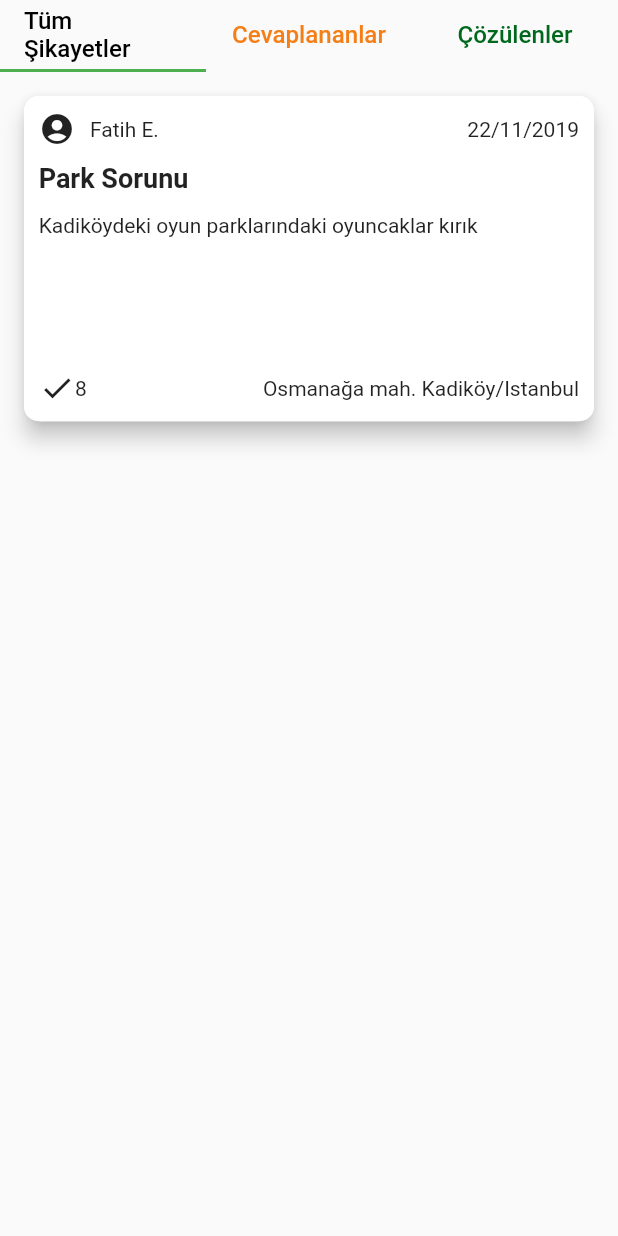
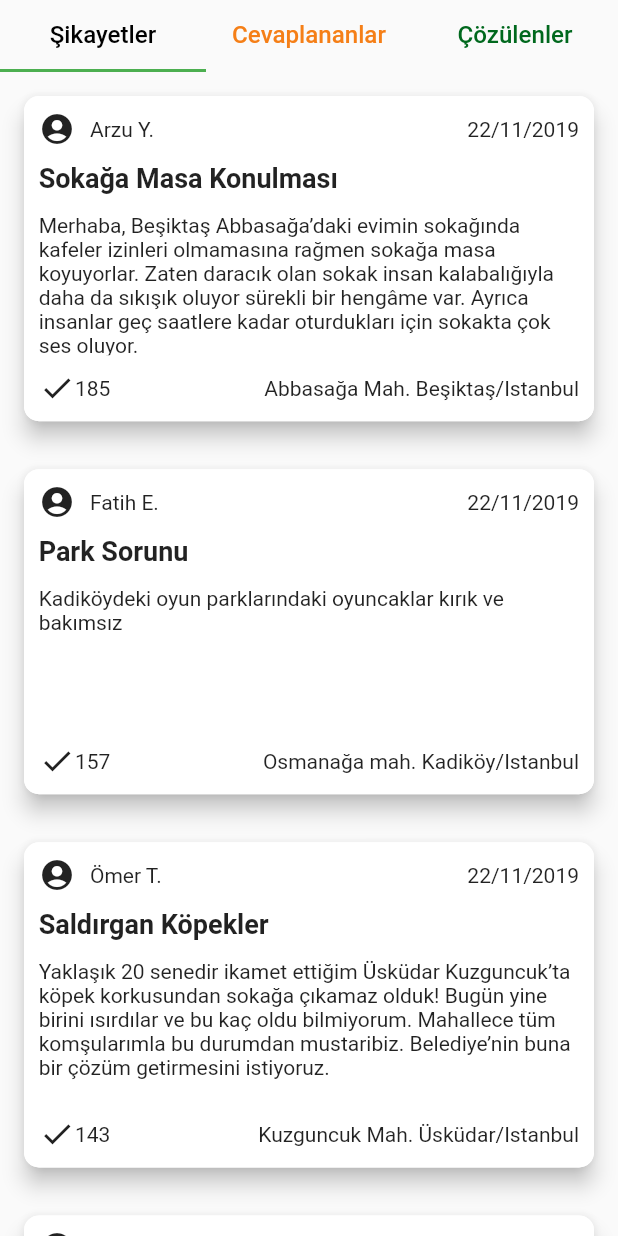
Before and after one commit to ahmetakil/destek_ver, a Flutter app: the ComplainScreen screen opened directly, on a phone screen of 412 x 824 dp. Run offline on Flutter 3.47's test engine with Material 2 defaults, Android fonts, the phone set to English and light mode, and no system bars; our stand-ins replace cached_network_image, curved_navigation_bar, firebase_storage, geolocator, get_it, google_maps_flutter and 3 more; accounts and stored records are empty; statements that could not run were skipped.

Commit message:
Belediye cevapları ile son

```diff
--- a/lib/provider/complains_provider.dart
+++ b/lib/provider/complains_provider.dart
@@ -6,17 +6,46 @@ import 'package:google_maps_flutter/google_maps_flutter.dart';
 class ComplainsProvider with ChangeNotifier {
   List<Complain> _complains = [
     Complain(
+      username: 'Arzu Y.',
+      complainTopic: 'Sokağa Masa Konulması',
+      complain:
+          'Merhaba, Beşiktaş Abbasağa’daki evimin sokağında kafeler izinleri olmamasına rağmen sokağa masa koyuyorlar. Zaten daracık olan sokak insan kalabalığıyla daha da sıkışık oluyor sürekli bir hengâme var. Ayrıca insanlar geç saatlere kadar oturdukları için sokakta çok ses oluyor.',
+      location: LatLng(41.049802, 29.004121),
+      fullAddress:
+          " Cihannüma, Dört Yüzlü Çeşme Sk., 34353 Beşiktaş/İstanbul, Türkiye",
+      shortAddress: "Abbasağa Mah. Beşiktaş/Istanbul",
+      dateTime: DateTime.now(),
+      imageUrl:
+          "https://pbs.twimg.com/media/DebikThX4AACAeL?format=jpg&name=4096x4096",
+      upVote: 185,
+    ),
+    Complain(
+      username: 'Hasan K.',
+      complainTopic: 'Yanıp Sönen Işıklar',
+      complain:
+          ' Herkese iyi günler, Her gün işe giderken geçtiğim Beylikdüzü Cumhuriyet Caddesi’ndeki kavşakta yanıp sönen ışıklar büyük tehlike yaratıyor. Hem insanlar orada çok vakit kaybediyor hem de birçok kazaya sebebiyet veriyor. Buradaki ışıklara bir düzenleme gelmesini talep ediyorum.',
+      location: LatLng(41.007438, 28.641108),
+      fullAddress:
+          " Cumhuriyet, Şht. Raif Esmertaş Sk. 10 C, 34520 Beylikdüzü Osb/Beylikdüzü/İstanbul, Türkiye",
+      shortAddress: "Cumhuriyet Mah. Beylikdüzü/Istanbul",
+      dateTime: DateTime.now(),
+      imageUrl:
+          "https://i.sozcu.com.tr/wp-content/uploads/2018/02/iecrop/kaza-487_16_9_1519715016.jpg",
+      upVote: 168,
+      replied: true,
+    ),
+    Complain(
       username: 'Fatih E.',
       complainTopic: 'Park Sorunu',
-      complain: 'Kadiköydeki oyun parklarındaki oyuncaklar kırık',
+      complain: 'Kadiköydeki oyun parklarındaki oyuncaklar kırık ve bakımsız',
       location: LatLng(40.990307, 29.0298),
       fullAddress:
           "Kadıköy Bull Statue, Osmanağa, Söğütlü Çeşme Caddesi, Kadıköy/İstanbul",
       shortAddress: "Osmanağa mah. Kadiköy/Istanbul",
       dateTime: DateTime.now(),
       imageUrl:
-          "https://firebasestorage.googleapis.com/v0/b/destekver-e1da1.appspot.com/o/complain-photos%2Fscaled_image_picker2194902650483126746.jpg%7D?alt=media&token=6c249535-7ef9-482f-b1b3-c3630da6bf62",
-      upVote: 8,
+          "https://www.haberankara.com/images/haberler/2016/09/ankara-ya-yakismiyor-cocuk-parki-demeye-bin-sahit.jpg",
+      upVote: 157,
     ),
     Complain(
       username: 'Ahmet A.',
@@ -28,7 +57,44 @@ class ComplainsProvider with ChangeNotifier {
       shortAddress: "Osmanağa mah. Kadiköy/Istanbul",
       dateTime: DateTime.now(),
       replied: true,
-      upVote: 7,
+      upVote: 152,
+    ),
+    Complain(
+      username: 'Selinay P.',
+      complainTopic: 'Asfalt Sorunu',
+      complain:
+          ' Pınar Mahallesi’nden çevreyoluna çıkan yolun asfaltı ne zaman yenilenecek acaba? Ben bu kadar kullanılıp da bu kadar bozuk olan başka bir yol daha görmedim…',
+      location: LatLng(1, 1),
+      fullAddress: "Pınar, Çamlıbel Cd. 39/C, 34460 Sarıyer/İstanbul, Türkiye",
+      shortAddress: "Pınar Mah. Sariyer/Istanbul",
+      dateTime: DateTime.now(),
+      replied: true,
+      upVote: 146,
+    ),
+    Complain(
+      username: 'Ömer T.',
+      complainTopic: 'Saldırgan Köpekler',
+      complain:
+          'Yaklaşık 20 senedir ikamet ettiğim Üsküdar Kuzguncuk’ta köpek korkusundan sokağa çıkamaz olduk! Bugün yine birini ısırdılar ve bu kaç oldu bilmiyorum. Mahallece tüm komşularımla bu durumdan mustaribiz. Belediye’nin buna bir çözüm getirmesini istiyoruz.',
+      location: LatLng(1, 1),
+      fullAddress:
+          " Kuzguncuk, Meşruta Sk. No:1, 34674 Üsküdar/İstanbul, Türkiye",
+      shortAddress: "Kuzguncuk Mah. Üsküdar/Istanbul",
+      dateTime: DateTime.now(),
+      upVote: 143,
+    ),
+    Complain(
+      username: 'Muhammet Ali K.',
+      complainTopic: 'Yanlış Otobüs Saatleri',
+      complain:
+      ' Herkese merhaba Bugün Levent otobüs duraklarında beklerken ekranın otobüs numara ve saatlerini çok yanlış gösterdiğini fark ettim. Burası çok kullanılan bir durak ve yabancılar da çok. Bence insanlar daha fazla yanlış yönlendirilmeden düzeltilmesi gerekiyor.',
+      location: LatLng(1, 1),
+      fullAddress: "Levent, Levent Cd., 34330 Beşiktaş/İstanbul, Türkiye ",
+      shortAddress: "Levent Mah. Beşiktaş/Istanbul",
+      dateTime: DateTime.now(),
+      replied: true,
+      solved: true,
+      upVote: 139,
     ),
     Complain(
         username: 'Fatih E.',
@@ -41,7 +107,44 @@ class ComplainsProvider with ChangeNotifier {
         dateTime: DateTime.now(),
         replied: true,
         solved: true,
-        upVote: 2),
+        upVote: 133),
+    Complain(
+      username: 'Enes Z.',
+      complainTopic: 'Kanalizasyon Kokusu',
+      complain:
+          'Buradan Ümraniye Belediyesi’ne sesleniyorum kokudan öleceğiz artık!!! 2 hafta önce patlayan kanalizasyon borusundan iğrenç bir koku geliyor ve artık buramıza kadar geldi. Her yeri aradık ama 2 haftadır hiç kimseyi göndermediler. Çakmak’tayız acil dönüş bekliyoruz!',
+      location: LatLng(41.016099, 29.127563),
+      fullAddress: "Çakmak, Varan Cad. No:2, 34774 Ümraniye/İstanbul, Türkiye",
+      shortAddress: "Çakmak Mah. Ümraniye/Istanbul",
+      dateTime: DateTime.now(),
+      upVote: 111,
+    ),
+    Complain(
+      username: 'Şule D.',
+      complainTopic: 'Kaba Personeller',
+      complain:
+          ' Merhaba,Geçen gün bir evrak işi için Büyükşehir Belediyesi’ne gittim. Temizlik personelinize bir birimin yerini sordum diye az daha dayak yiyecektim! Ayrıca girişteki yönlendirmeler bence hiç yeterli değil. Bu duruma bir çözüm bulabilirseniz sevinirim.',
+      location: LatLng(41.014100, 28.955254),
+      fullAddress:
+          "Kemal Paşa, 15 Temmuz Şehitleri Cd No:5 D:5, 34134 Fatih/İstanbul, Türkiye",
+      shortAddress: "15 Temmuz Şehitleri Cd. Fatih/Istanbul",
+      dateTime: DateTime.now(),
+      upVote: 97,
+    ),
+    Complain(
+      username: 'Berk Ş.',
+      complainTopic: 'Israrcı Çiçekçiler',
+      complain:
+          'Merhaba,Kız arkadaşımla ne zaman Kadıköy’de dolaşmak istesek çiçek satıcıları peşimizi bırakmıyor. Artık rahatsızlık seviyesine geldi bu iş bizi takip edip taciz ediyorlar resmen. Almak istemiyoruz lafından anlamıyorlar. Zabıtanın daha aktif çalışmasını talep ediyorum.',
+      location: LatLng(40.980297, 29.027683),
+      fullAddress:
+          "Caferağa, Küçük Moda Sokak No:21, 34710 Kadıköy/İstanbul, Türkiye",
+      shortAddress: "Caferağa Mah. Kadıköy/Istanbul",
+      dateTime: DateTime.now(),
+      replied: true,
+      solved: true,
+      upVote: 91,
+    ),
   ];
 
   void addNewComplain({
@@ -68,18 +171,20 @@ class ComplainsProvider with ChangeNotifier {
   }
 
   List<Complain> get allComplains {
-    return [..._complains];
+    List<Complain> complains = [..._complains];
+    complains.sort( (a,b) => b.upVote.compareTo(a.upVote));
+     return complains;
   }
 
   List<Complain> get unresolvedComplains {
-    return _complains.where((comp) => !comp.solved && !comp.replied).toList();
+    return allComplains.where((comp) => !comp.solved && !comp.replied).toList();
   }
 
   List<Complain> get solvedComplains {
-    return _complains.where((comp) => comp.solved).toList();
+    return allComplains.where((comp) => comp.solved).toList();
   }
 
   List<Complain> get repliedComplains {
-    return _complains.where((comp) => comp.replied && !comp.solved).toList();
+    return allComplains.where((comp) => comp.replied && !comp.solved).toList();
   }
 }
--- a/lib/screens/complain_screen.dart
+++ b/lib/screens/complain_screen.dart
@@ -49,7 +49,7 @@ class ComplainScreen extends StatelessWidget {
           tabs: <Widget>[
             Tab(
               child: Text(
-                "Tüm Şikayetler",
+                "Şikayetler",
                 style: TextStyle(
                   color: Colors.black,
                   fontSize: screenSize(12.5, context),
--- a/lib/screens/profile_screen.dart
+++ b/lib/screens/profile_screen.dart
@@ -102,7 +102,7 @@ class ProfileScreen extends StatelessWidget {
               tabs: <Widget>[
                 Tab(
                   child: Text(
-                    "Tüm Şikayetler",
+                    "Şikayetler",
                     style: TextStyle(
                       color: Colors.black,
                       fontSize: screenSize(12.5, context),
@@ -119,7 +119,7 @@ class ProfileScreen extends StatelessWidget {
                 )),
                 Tab(
                   child: Text(
-                    "Çözülenler",
+                    "Çözümlenenler",
                     style: TextStyle(
                       color: Color(0xff00681D),
                       fontSize: screenSize(12.5, context),
--- a/lib/widget/complain_detail_screen_item.dart
+++ b/lib/widget/complain_detail_screen_item.dart
@@ -3,6 +3,7 @@ import 'package:flutter/material.dart';
 import 'package:intl/intl.dart';
 
 import '../models/complain.dart';
+import '../screens/profile_screen.dart';
 
 class ComplainDetailScreenItem extends StatefulWidget {
   final Complain comp;
@@ -76,7 +77,8 @@ class _ComplainDetailScreenItemState extends State<ComplainDetailScreenItem> {
             ],
           ),
         ),
-        SingleChildScrollView(
+        Expanded(
+          child: SingleChildScrollView(
             child: Container(
               width: double.infinity,
               child: Column(
@@ -104,11 +106,42 @@ class _ComplainDetailScreenItemState extends State<ComplainDetailScreenItem> {
                         fit: BoxFit.cover,
                       ),
                     ),
+                  if (widget.comp.replied)
+                    Container(
+                      padding: EdgeInsets.all(6),
+                      alignment: Alignment.centerLeft,
+                      child: Text(
+                        "Belediyenin Cevabı : ",
+                        style: TextStyle(
+                            fontSize: 18,
+                            color: widget.comp.solved
+                                ? Colors.green
+                                : Colors.amber[800]),
+                      ),
+                    ),
+                  if (widget.comp.replied && !widget.comp.solved)
+                    Padding(
+                      padding: const EdgeInsets.all(10.0),
+                      child: Text(
+                        "Merhaba, Şikayetiniz ilgili birim tarafından işleme alınmış olup çözüm süreci başlatılmıştır. Sizi bu süreçteki gelişmelerden haberdar ediyor olacağız. Konuyla ilgili hassasiyetiniz için teşekkür ederiz.",
+                        style:
+                            TextStyle(color: Colors.amber[800], fontSize: 16),
+                      ),
+                    ),
+                  if (widget.comp.solved)
+                    Padding(
+                      padding: const EdgeInsets.all(10.0),
+                      child: Text(
+                        "Merhaba, Şikayetiniz üzerine başlatılan süreç tamamlanmış olup şikayetiniz çözüme ulaştırılmıştır. Çözümü değerlendirmek için memnuniyet anketimize katılabilir, başka bir sorun iletmek için yeni bir şikayet oluşturabilirsiniz. Konuyla ilgili hassasiyetiniz için teşekkür ederiz.",
+                        style:
+                            TextStyle(color: Colors.green, fontSize: 16),
+                      ),
+                    )
                 ],
               ),
             ),
           ),
-        Spacer(),
+        ),
         Divider(
           thickness: 0.2,
           color: Colors.grey,
```
Also changed, not shown: pubspec.yaml (+8 -0 lines), assets/logo.png (added), pubspec.lock, 20 other files. Lines whose indentation alone changed are shown as unchanged.
